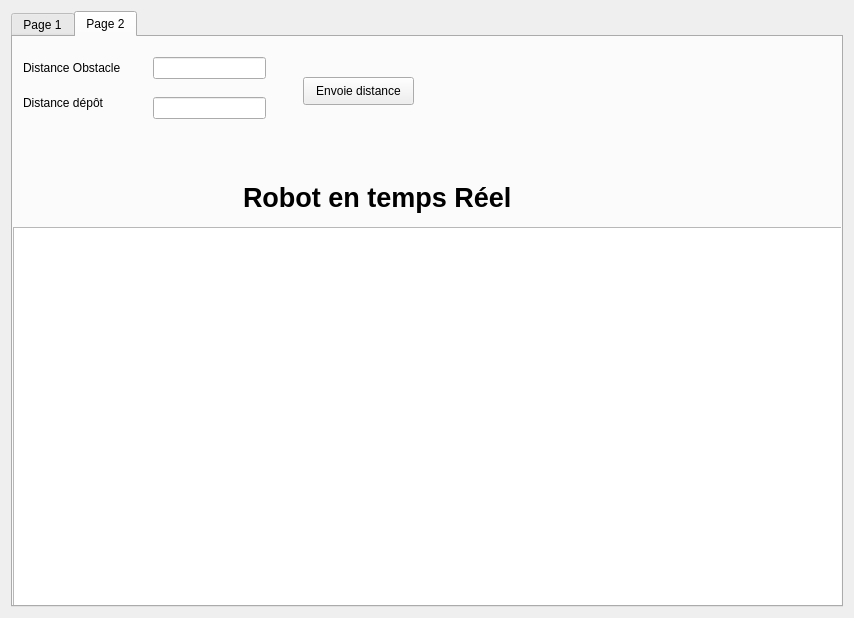
Above: S3GROProjet-master/IdentificationParams/identification_Qt/mainwindow.ui from Natael21/S3GROProjet-master before the change. Below: the same form after it.
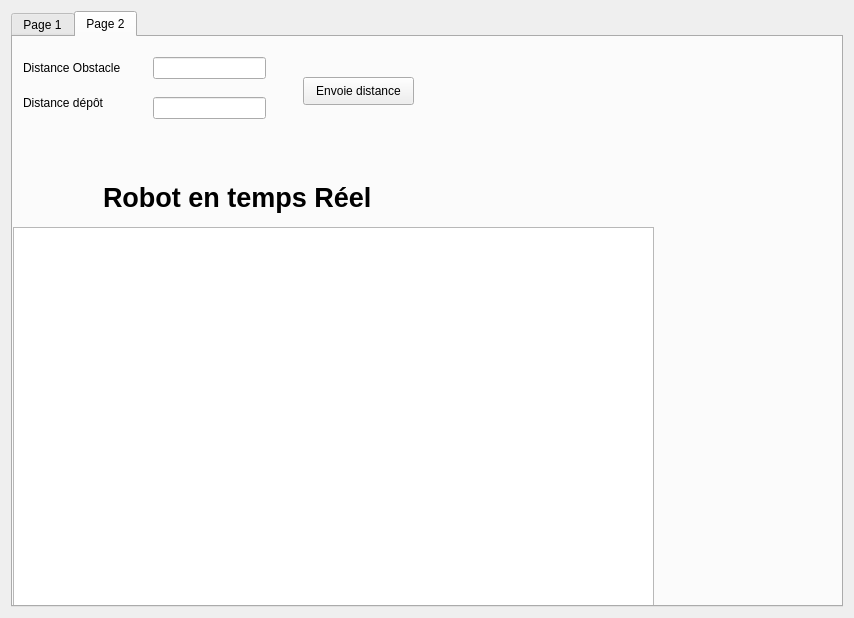
That is the form after the change. The open tabs and pages were chosen to show the change. Custom widgets are drawn as their Qt base class.

Commit message: Screen display+endvalue error fix

Diff of the .ui file:
```diff
--- a/S3GROProjet-master/IdentificationParams/identification_Qt/mainwindow.ui
+++ b/S3GROProjet-master/IdentificationParams/identification_Qt/mainwindow.ui
@@ -18,7 +18,7 @@
   </property>
   <widget class="QWidget" name="centralWidget">
    <layout class="QGridLayout" name="gridLayout">
-    <item row="17" column="0">
+    <item row="4" column="0">
      <widget class="QTabWidget" name="tabWidget">
       <property name="currentIndex">
        <number>0</number>
@@ -547,8 +547,8 @@
          <rect>
           <x>0</x>
           <y>190</y>
-          <width>831</width>
-          <height>381</height>
+          <width>641</width>
+          <height>411</height>
          </rect>
         </property>
        </widget>
@@ -581,7 +581,7 @@
        <widget class="QLabel" name="label_28">
         <property name="geometry">
          <rect>
-          <x>230</x>
+          <x>90</x>
           <y>130</y>
           <width>371</width>
           <height>61</height>
```
Left out of the diff: 2 changed lines with no effect on the pictures. The commit also changes 2 other files.
